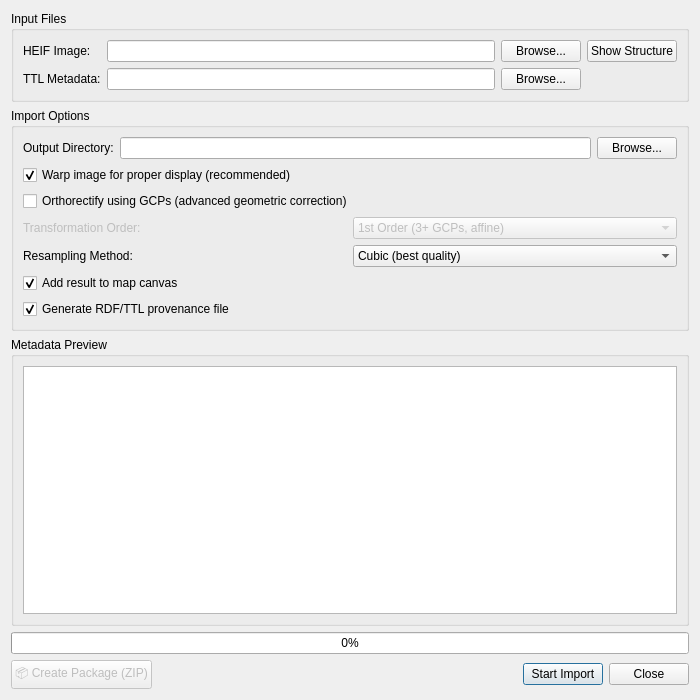
Above: heif_ttl_dialog_base.ui from luciocola/qgis-raster-manager before the change. Below: the same form after it.
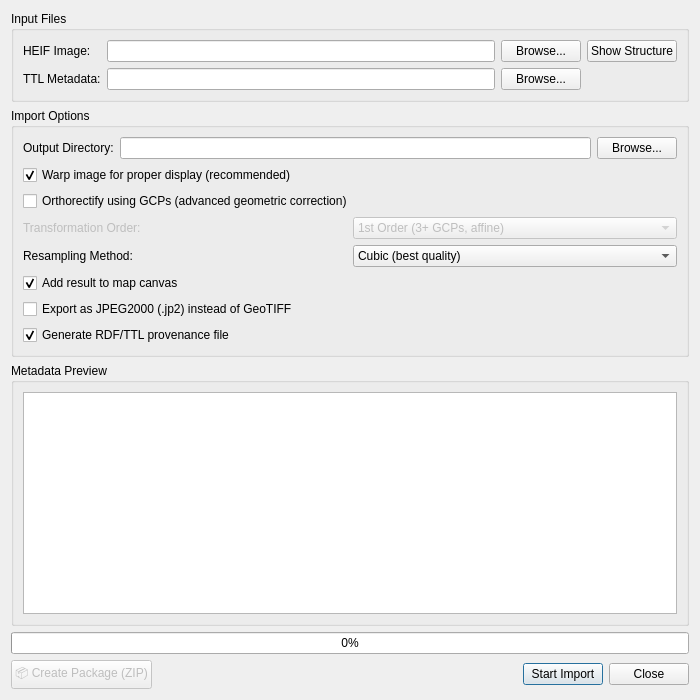
That is the form after the change.

Commit message: Add JPEG2000 export feature - optional output format with better compression and native QGIS support

```diff
--- a/heif_ttl_dialog_base.ui
+++ b/heif_ttl_dialog_base.ui
@@ -218,6 +218,19 @@
         </property>
        </widget>
       </item>
+      <item>
+       <widget class="QCheckBox" name="chkExportJP2">
+        <property name="text">
+         <string>Export as JPEG2000 (.jp2) instead of GeoTIFF</string>
+        </property>
+        <property name="checked">
+         <bool>false</bool>
+        </property>
+        <property name="toolTip">
+         <string>Export as JPEG2000 format with better compression (20-30% smaller) and native QGIS support. Requires heif-enc or GDAL JPEG2000 driver.</string>
+        </property>
+       </widget>
+      </item>
       <item>
        <widget class="QCheckBox" name="chkGenerateRDF">
         <property name="text">
```
The commit also changes 5 other files.
